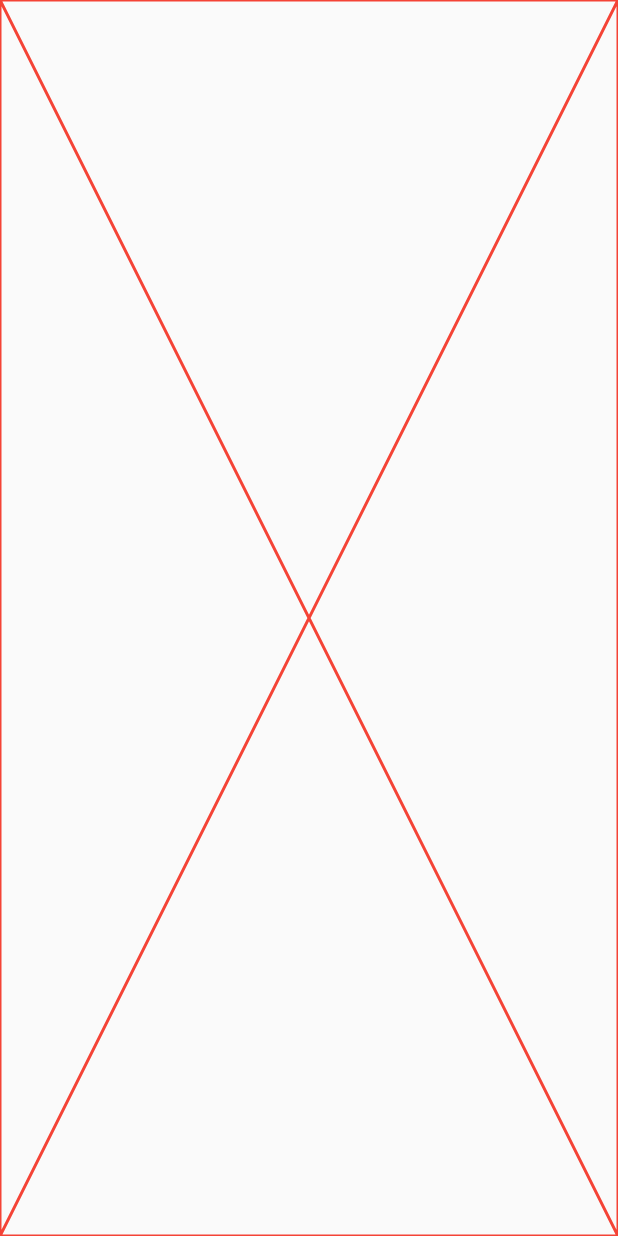
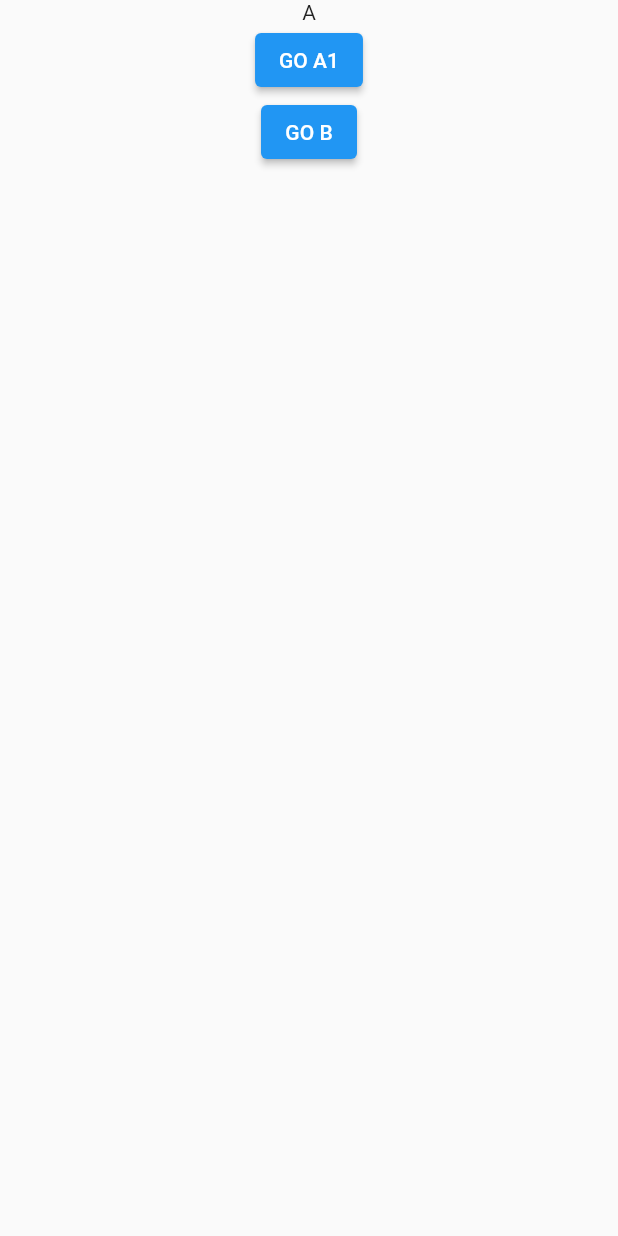
Before and after one commit to BoringStuff-SRL/FlutterBoringApp, a Flutter app: the screen it shows after launch, on a phone screen of 412 x 824 dp. Run offline on Flutter 3.47's test engine with Material 2 defaults, Android fonts, the light colour scheme and no system bars; our stand-ins replace go_router; missing offline and left inert: syncfusion_localizations.

Commit message:
fix hot reload

```diff
--- a/example/lib/main.dart
+++ b/example/lib/main.dart
@@ -41,8 +41,20 @@ class MyApp extends StatelessWidget {
                 path: "a",
                 builder: (context, state) {
                   print('BUILD A');
-                  return Placeholder(
-                    color: Colors.red,
+                  return Column(
+                    children: [
+                      Text("A"),
+                      ElevatedButton(
+                          onPressed: () {
+                            context.go('/a/a1');
+                          },
+                          child: Text('GO A1')),
+                      ElevatedButton(
+                          onPressed: () {
+                            context.go('/b');
+                          },
+                          child: Text('GO B'))
+                    ],
                   );
                 },
                 subPages: [
@@ -52,9 +64,7 @@ class MyApp extends StatelessWidget {
                       path: ":pippo",
                       builder: (context, state) {
                         print('BUILD A1 -> ${state.pathParameters['pippo']}');
-                        return Placeholder(
-                          color: Colors.red,
-                        );
+                        return Text("A1");
                       },
                       subPages: [
                         BoringPage(
@@ -64,9 +74,7 @@ class MyApp extends StatelessWidget {
                           builder: (context, state) {
                             print(
                                 'BUILD MEZZO -> ${state.pathParameters['pippo']}');
-                            return Placeholder(
-                              color: Colors.red,
-                            );
+                            return Text("MEZZO");
                           },
                           subPages: [
                             BoringPage(
@@ -76,15 +84,26 @@ class MyApp extends StatelessWidget {
                               builder: (context, state) {
                                 print(
                                     'BUILD A2 -> ${state.pathParameters['id']} -> ${state.pathParameters['pippo']}');
-                                return Placeholder(
-                                  color: Colors.red,
-                                );
+                                return Text("A2");
                               },
                             )
                           ],
                         ),
                       ])
                 ]),
+            BoringPage(
+              path: 'b',
+              builder: (context, state) => Column(
+                children: [
+                  Text('B'),
+                  ElevatedButton(
+                      onPressed: () {
+                        context.go('/a');
+                      },
+                      child: Text('GO A'))
+                ],
+              ),
+            ),
           ],
         )
       ],
--- a/lib/boring_app/boring_app.dart
+++ b/lib/boring_app/boring_app.dart
@@ -1,6 +1,7 @@
 import 'dart:async';
 
 import 'package:boring_app/boring_app/boring_app_section.dart';
+import 'package:boring_app/boring_app/boring_router.dart';
 import 'package:flutter/material.dart';
 import 'package:go_router/go_router.dart';
 import 'package:syncfusion_localizations/syncfusion_localizations.dart';
@@ -63,19 +64,7 @@ class BoringApp extends StatelessWidget {
       .expand((element) => element)
       .toList();
 
-  late final GoRouter _goRouter = GoRouter(
-      debugLogDiagnostics: false,
-      initialLocation: initialLocation,
-      redirect: redirect,
-      refreshListenable: refreshListenable,
-      navigatorKey: rootNavigator,
-      routes: [
-        ...getRootRoutes,
-        ...sections
-            .where((element) => element.hasPath)
-            .map((e) => e.route(rootNavigator))
-            .toList()
-      ]);
+  //static final GoRouter _goRouter =
 
   printRoutes(List<RouteBase> routes, int indent) {
     if (routes.isEmpty) {
@@ -87,15 +76,31 @@ class BoringApp extends StatelessWidget {
     }
   }
 
+  static String example = 'asdasd';
+
   @override
   Widget build(BuildContext context) {
-    //printRoutes(_goRouter.routeConfiguration.routes, 0);
+    BoringStaticRouter.goRouter ??= GoRouter(
+        debugLogDiagnostics: false,
+        initialLocation: initialLocation,
+        redirect: redirect,
+        refreshListenable: refreshListenable,
+        navigatorKey: rootNavigator,
+        routes: [
+          ...getRootRoutes,
+          ...sections
+              .where((element) => element.hasPath)
+              .map((e) => e.route(rootNavigator))
+              .toList()
+        ]);
 
     return MaterialApp.router(
       //routerConfig: _goRouter,
-      routeInformationParser: _goRouter.routeInformationParser,
-      routeInformationProvider: _goRouter.routeInformationProvider,
-      routerDelegate: _goRouter.routerDelegate,
+      routeInformationParser:
+          BoringStaticRouter.goRouter!.routeInformationParser,
+      routeInformationProvider:
+          BoringStaticRouter.goRouter!.routeInformationProvider,
+      routerDelegate: BoringStaticRouter.goRouter!.routerDelegate,
       localizationsDelegates: [
         SfGlobalLocalizations.delegate,
         ...?localizationsDelegates
--- /dev/null
+++ b/lib/boring_app/boring_router.dart
@@ -0,0 +1,5 @@
+import '../boring_app.dart';
+
+class BoringStaticRouter {
+  static GoRouter? goRouter;
+}
```
Also changed, not shown: example/pubspec.lock, 2 other files.
